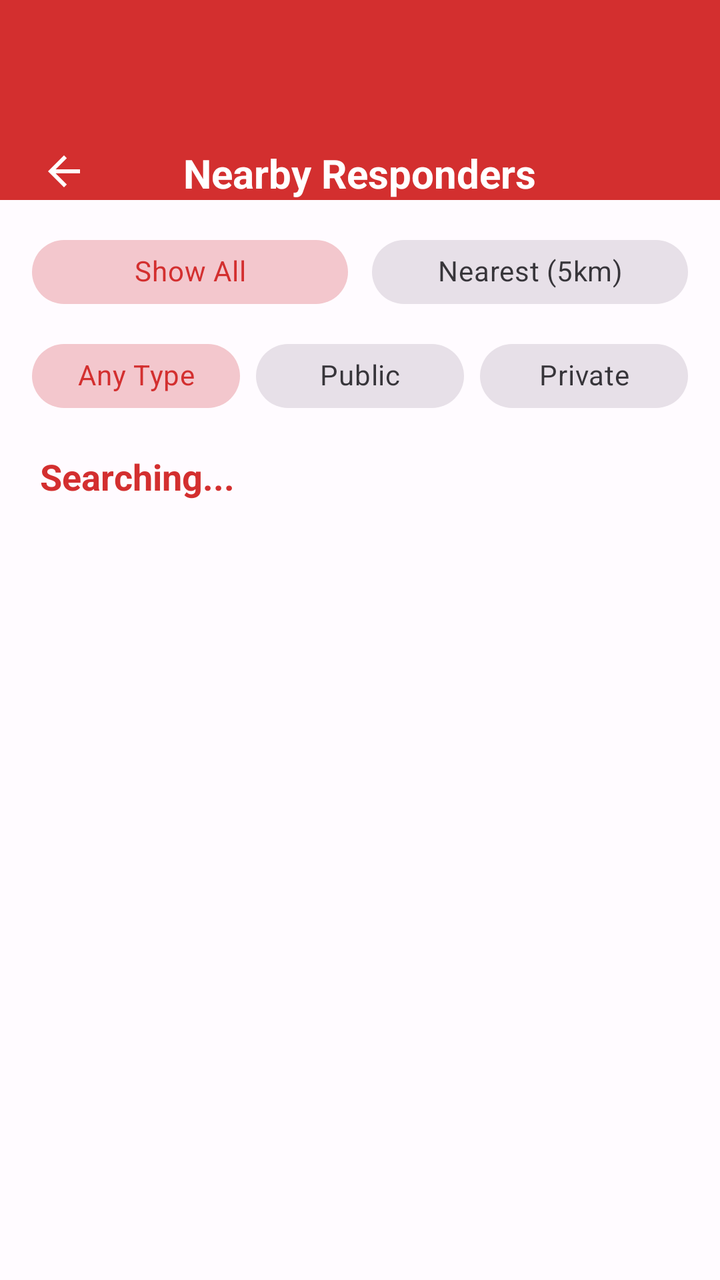
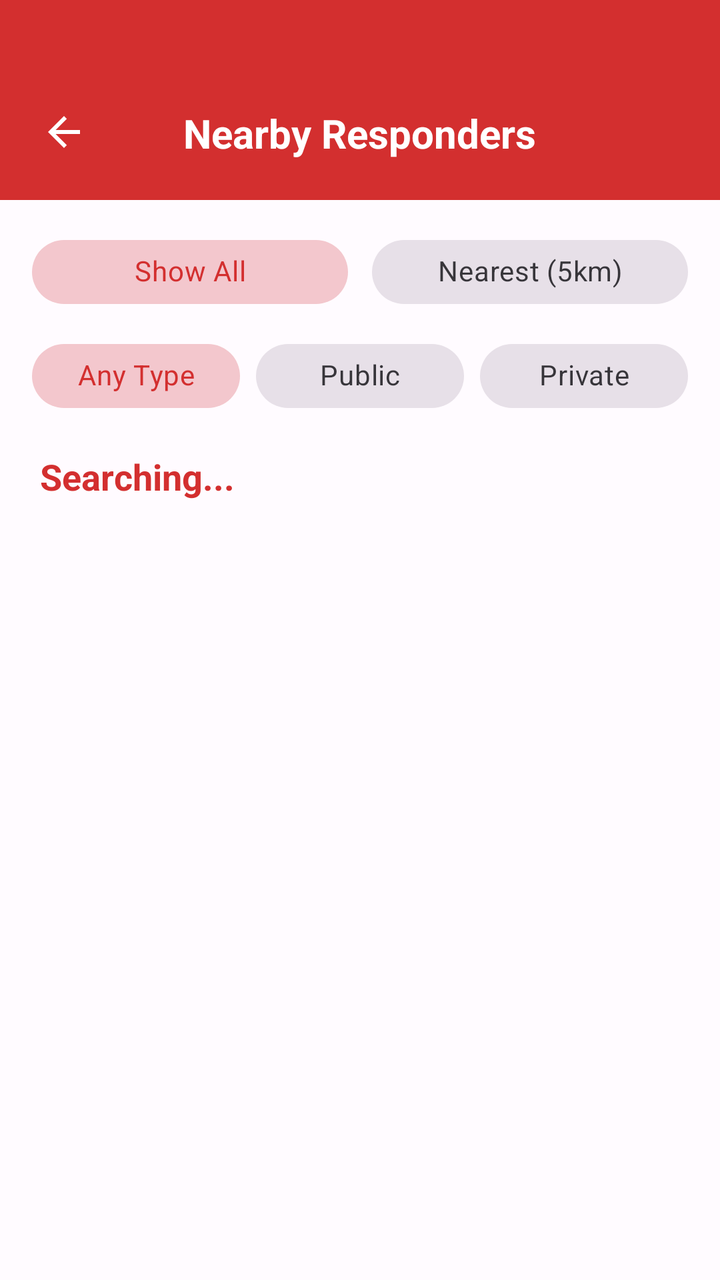

Screens rendered from an Android XML layout before and after an edit, with the pre-edit source and the edit as a unified diff.
<!-- AndroidManifest.xml: application theme Theme.JERAPP -->
<!-- res/layout/activity_department_list.xml -->
<?xml version="1.0" encoding="utf-8"?>
<LinearLayout xmlns:android="http://schemas.android.com/apk/res/android"
    xmlns:app="http://schemas.android.com/apk/res-auto"
    android:layout_width="match_parent"
    android:layout_height="match_parent"
    android:orientation="vertical"
    android:background="@color/background">

    <RelativeLayout
        android:layout_width="match_parent"
        android:layout_height="100dp"
        android:fitsSystemWindows="true"
        android:background="@color/primary">

        <ImageButton
            android:id="@+id/btnBack"
            android:layout_width="48dp"
            android:layout_height="48dp"
            android:layout_alignParentBottom="true"
            android:layout_marginBottom="-10dp"
            android:layout_marginStart="8dp"
            android:background="?attr/selectableItemBackgroundBorderless"
            android:src="@drawable/ic_back"
            app:tint="@color/white" />

        <TextView
            android:layout_width="wrap_content"
            android:layout_height="wrap_content"
            android:layout_centerHorizontal="true"
            android:layout_alignParentBottom="true"
            android:text="Nearby Responders"
            android:textColor="@color/white"
            android:textSize="20sp"
            android:textStyle="bold" />
    </RelativeLayout>

    <com.google.android.material.chip.ChipGroup
        android:id="@+id/scopeFilterGroup"
        android:layout_width="match_parent"
        android:layout_height="wrap_content"
        android:paddingHorizontal="16dp"
        android:paddingTop="12dp"
        app:singleSelection="true"
        app:selectionRequired="true">

        <LinearLayout
            android:layout_width="match_parent"
            android:layout_height="wrap_content"
            android:orientation="horizontal"
            android:weightSum="2">

            <com.google.android.material.chip.Chip
                android:id="@+id/chipAllScope"
                style="@style/Widget.MaterialComponents.Chip.Choice"
                android:layout_width="0dp"
                android:layout_height="wrap_content"
                android:layout_weight="1"
                android:layout_marginEnd="6dp"
                android:text="Show All"
                android:textAlignment="center"
                android:checked="true"/>

            <com.google.android.material.chip.Chip
                android:id="@+id/chipNearestScope"
                style="@style/Widget.MaterialComponents.Chip.Choice"
                android:layout_width="0dp"
                android:layout_height="wrap_content"
                android:layout_weight="1"
                android:layout_marginStart="6dp"
                android:text="Nearest (5km)"
                android:textAlignment="center"/>
        </LinearLayout>
    </com.google.android.material.chip.ChipGroup>

    <com.google.android.material.chip.ChipGroup
        android:id="@+id/categoryFilterGroup"
        android:layout_width="match_parent"
        android:layout_height="wrap_content"
        android:paddingHorizontal="16dp"
        android:paddingTop="4dp"
        app:singleSelection="true"
        app:selectionRequired="true">

        <LinearLayout
            android:layout_width="match_parent"
            android:layout_height="wrap_content"
            android:orientation="horizontal"
            android:weightSum="3">

            <com.google.android.material.chip.Chip
                android:id="@+id/chipAll"
                style="@style/Widget.MaterialComponents.Chip.Choice"
                android:layout_width="0dp"
                android:layout_height="wrap_content"
                android:layout_weight="1"
                android:layout_marginEnd="4dp"
                android:text="Any Type"
                android:textAlignment="center"
                android:checked="true"/>

            <com.google.android.material.chip.Chip
                android:id="@+id/chipPublic"
                style="@style/Widget.MaterialComponents.Chip.Choice"
                android:layout_width="0dp"
                android:layout_height="wrap_content"
                android:layout_weight="1"
                android:layout_marginStart="4dp"
                android:layout_marginEnd="4dp"
                android:text="Public"
                android:textAlignment="center"/>

            <com.google.android.material.chip.Chip
                android:id="@+id/chipPrivate"
                style="@style/Widget.MaterialComponents.Chip.Choice"
                android:layout_width="0dp"
                android:layout_height="wrap_content"
                android:layout_weight="1"
                android:layout_marginStart="4dp"
                android:text="Private"
                android:textAlignment="center"/>
        </LinearLayout>
    </com.google.android.material.chip.ChipGroup>

    <TextView
        android:id="@+id/statusText"
        android:layout_width="match_parent"
        android:layout_height="wrap_content"
        android:text="Searching..."
        android:textSize="18sp"
        android:layout_marginTop="14dp"
        android:layout_marginBottom="10dp"
        android:textColor="@color/primary"
        android:paddingHorizontal="20dp"
        android:textStyle="bold"/>

    <androidx.recyclerview.widget.RecyclerView
        android:id="@+id/deptRecyclerView"
        android:layout_width="match_parent"
        android:layout_height="match_parent"
        android:paddingHorizontal="8dp"
        android:clipToPadding="false"/>

</LinearLayout>
<!-- resources referenced by this layout -->
<resources>
  <color name="background">#FFFBFF</color>
  <color name="primary">#D32F2F</color>
  <color name="white">#FFFFFF</color>
  <!-- drawable ic_back (drawable) -->
  <vector
      xmlns:android="http://schemas.android.com/apk/res/android"
      android:autoMirrored="true"
      android:height="24dp"
      android:tint="#FFFFFF"
      android:viewportHeight="24"
      android:viewportWidth="24"
      android:width="24dp">
        
      <path
          android:fillColor="@android:color/white"
          android:pathData="M20,11H7.83l5.59,-5.59L12,4l-8,8 8,8 1.41,-1.41L7.83,13H20v-2z"/>
      
  </vector>
  <style name="Theme.JERAPP" parent="Theme.Material3.DayNight.NoActionBar">
          
          <item name="colorPrimary">@color/primary</item>
          <item name="android:statusBarColor">@color/primary</item>
  
          
          <item name="android:windowLightStatusBar">false</item>
  
          
          <item name="android:navigationBarColor">@color/background</item>
          <item name="android:windowLightNavigationBar">true</item>
      </style>
</resources>

<!-- the commit's change to res/layout/activity_department_list.xml (unified diff, before → after) -->
@@ -17,7 +17,7 @@
             android:layout_width="48dp"
             android:layout_height="48dp"
             android:layout_alignParentBottom="true"
-            android:layout_marginBottom="-10dp"
+            android:layout_marginBottom="10dp"
             android:layout_marginStart="8dp"
             android:background="?attr/selectableItemBackgroundBorderless"
             android:src="@drawable/ic_back"
@@ -28,6 +28,7 @@
             android:layout_height="wrap_content"
             android:layout_centerHorizontal="true"
             android:layout_alignParentBottom="true"
+            android:layout_marginBottom="20dp"
             android:text="Nearby Responders"
             android:textColor="@color/white"
             android:textSize="20sp"
